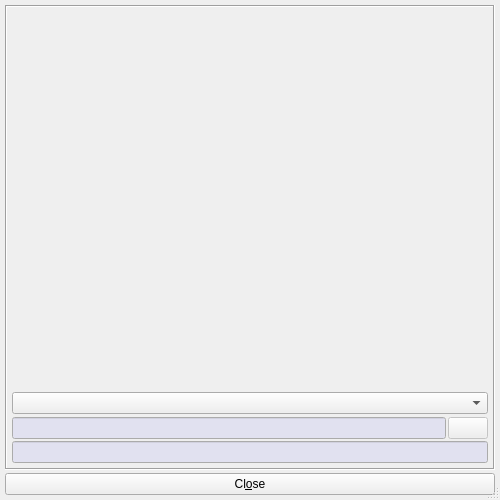
The window that src/klflatexsymbolsui.ui (CryFeiFei/klatexformula) describes before a commit, drawn with Qt 5.
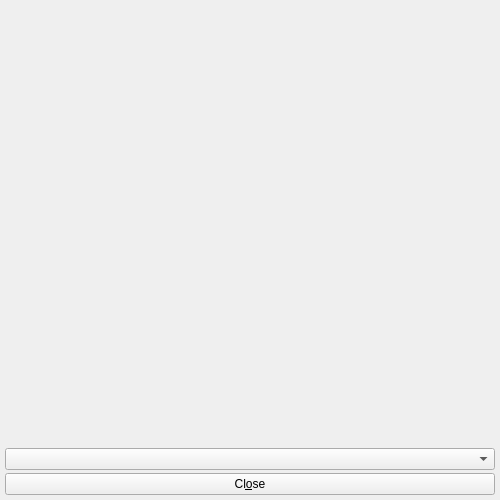
The same window after the commit. Icons and pictures are not drawn.

The edit to the form file:
```diff
--- a/src/klflatexsymbolsui.ui
+++ b/src/klflatexsymbolsui.ui
@@ -1,7 +1,7 @@
 <ui version="4.0" >
  <author>Ph. Faist</author>
  <class>KLFLatexSymbolsUI</class>
- <widget class="QDialog" name="KLFLatexSymbolsUI" >
+ <widget class="QWidget" name="KLFLatexSymbolsUI" >
   <property name="geometry" >
    <rect>
     <x>0</x>
@@ -13,9 +13,6 @@
   <property name="windowTitle" >
    <string>KLatexFormula - LaTeX symbols</string>
   </property>
-  <property name="sizeGripEnabled" >
-   <bool>true</bool>
-  </property>
   <layout class="QVBoxLayout" >
    <property name="spacing" >
     <number>3</number>
@@ -26,20 +23,20 @@
    <item>
     <widget class="QFrame" name="frmMain" >
      <property name="frameShape" >
-      <enum>QFrame::Box</enum>
+      <enum>QFrame::NoFrame</enum>
      </property>
      <property name="frameShadow" >
-      <enum>QFrame::Sunken</enum>
+      <enum>QFrame::Plain</enum>
      </property>
      <property name="lineWidth" >
-      <number>1</number>
+      <number>0</number>
      </property>
      <layout class="QVBoxLayout" >
       <property name="spacing" >
        <number>3</number>
       </property>
       <property name="margin" >
-       <number>5</number>
+       <number>0</number>
       </property>
       <item>
        <widget class="QFrame" name="frmStackContainer" >
@@ -67,127 +64,6 @@
         </property>
        </widget>
       </item>
-      <item>
-       <layout class="QGridLayout" >
-        <property name="margin" >
-         <number>0</number>
-        </property>
-        <property name="spacing" >
-         <number>2</number>
-        </property>
-        <item row="0" column="1" >
-         <widget class="QPushButton" name="btnInsert" >
-          <property name="enabled" >
-           <bool>false</bool>
-          </property>
-          <property name="toolTip" >
-           <string>Insert the selected symbol in KLatexFormula editor</string>
-          </property>
-          <property name="icon" >
-           <iconset resource="klfres.qrc" >
-            <normaloff>:/pics/insertsymb.png</normaloff>:/pics/insertsymb.png</iconset>
-          </property>
-          <property name="shortcut" >
-           <string>Alt+N</string>
-          </property>
-         </widget>
-        </item>
-        <item row="0" column="0" >
-         <widget class="QLineEdit" name="lneDisplay" >
-          <property name="palette" >
-           <palette>
-            <active>
-             <colorrole role="Base" >
-              <brush brushstyle="SolidPattern" >
-               <color alpha="255" >
-                <red>225</red>
-                <green>225</green>
-                <blue>240</blue>
-               </color>
-              </brush>
-             </colorrole>
-            </active>
-            <inactive>
-             <colorrole role="Base" >
-              <brush brushstyle="SolidPattern" >
-               <color alpha="255" >
-                <red>225</red>
-                <green>225</green>
-                <blue>240</blue>
-               </color>
-              </brush>
-             </colorrole>
-            </inactive>
-            <disabled>
-             <colorrole role="Base" >
-              <brush brushstyle="SolidPattern" >
-               <color alpha="255" >
-                <red>225</red>
-                <green>225</green>
-                <blue>240</blue>
-               </color>
-              </brush>
-             </colorrole>
-            </disabled>
-           </palette>
-          </property>
-          <property name="toolTip" >
-           <string>This is the selected symbol's LaTeX code</string>
-          </property>
-          <property name="readOnly" >
-           <bool>true</bool>
-          </property>
-         </widget>
-        </item>
-        <item row="1" column="0" colspan="2" >
-         <widget class="QLineEdit" name="lneDisplayXtrapreamble" >
-          <property name="palette" >
-           <palette>
-            <active>
-             <colorrole role="Base" >
-              <brush brushstyle="SolidPattern" >
-               <color alpha="255" >
-                <red>225</red>
-                <green>225</green>
-                <blue>240</blue>
-               </color>
-              </brush>
-             </colorrole>
-            </active>
-            <inactive>
-             <colorrole role="Base" >
-              <brush brushstyle="SolidPattern" >
-               <color alpha="255" >
-                <red>225</red>
-                <green>225</green>
-                <blue>240</blue>
-               </color>
-              </brush>
-             </colorrole>
-            </inactive>
-            <disabled>
-             <colorrole role="Base" >
-              <brush brushstyle="SolidPattern" >
-               <color alpha="255" >
-                <red>225</red>
-                <green>225</green>
-                <blue>240</blue>
-               </color>
-              </brush>
-             </colorrole>
-            </disabled>
-           </palette>
-          </property>
-          <property name="toolTip" >
-           <string>This is the packages you need to include to insert this symbol</string>
-          </property>
-          <property name="readOnly" >
-           <bool>true</bool>
-          </property>
-         </widget>
-        </item>
-       </layout>
-      </item>
      </layout>
     </widget>
    </item>
```
Left out of the diff: 1 changed line with no effect on the pictures.
